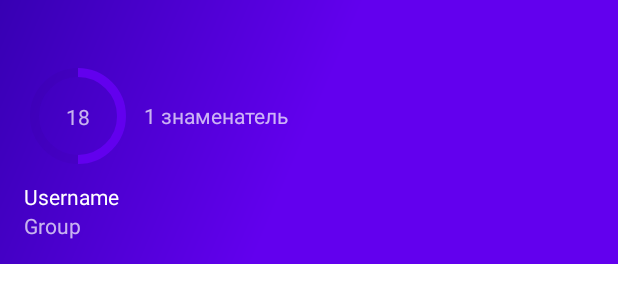
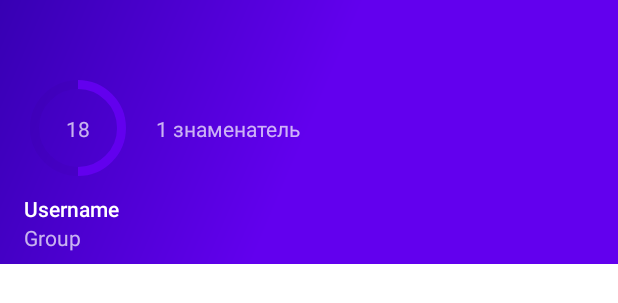
Before and after one commit to slowfarm/Orioks, an Android app: the layout nav_header_main.xml on its own in the app's theme, with its tools: preview values and no code run, on a phone screen of 412 x 824 dp. Shown: the top 303 px of the screen. Run offline under Robolectric (Android 15) with nearby library versions, the phone set to English and light mode, and no system bars; network calls fail.

Commit message:
initial commit

```diff
--- a/app/src/main/res/layout/nav_header_main.xml
+++ b/app/src/main/res/layout/nav_header_main.xml
@@ -1,28 +1,11 @@
 <?xml version="1.0" encoding="utf-8"?>
-<LinearLayout xmlns:android="http://schemas.android.com/apk/res/android"
+<androidx.constraintlayout.widget.ConstraintLayout xmlns:android="http://schemas.android.com/apk/res/android"
     xmlns:app="http://schemas.android.com/apk/res-auto"
     xmlns:tools="http://schemas.android.com/tools"
     android:layout_width="match_parent"
     android:layout_height="@dimen/nav_header_height"
     android:background="@drawable/side_nav_bar"
-    android:gravity="bottom"
-    android:orientation="vertical"
-    android:paddingLeft="@dimen/activity_horizontal_margin"
-    android:paddingTop="@dimen/activity_vertical_margin"
-    android:paddingRight="@dimen/activity_horizontal_margin"
-    android:paddingBottom="@dimen/activity_vertical_margin"
     android:theme="@style/ThemeOverlay.AppCompat.Dark">
-
-    <LinearLayout
-        android:layout_width="wrap_content"
-        android:layout_height="wrap_content"
-        android:gravity="center_horizontal"
-        android:orientation="horizontal">
-
-        <androidx.constraintlayout.widget.ConstraintLayout
-            android:layout_width="wrap_content"
-            android:layout_height="wrap_content"
-            android:layout_gravity="center_vertical">
 
         <TextView
             android:id="@+id/tvWeek"
@@ -38,38 +21,42 @@
         android:id="@+id/pbScore"
         android:layout_width="wrap_content"
         android:layout_height="wrap_content"
+        android:layout_marginBottom="8dp"
         android:progress="50"
         app:indicatorSize="64dp"
-                app:layout_constraintBottom_toBottomOf="parent"
-                app:layout_constraintEnd_toEndOf="parent"
-                app:layout_constraintStart_toStartOf="parent"
-                app:layout_constraintTop_toTopOf="parent"
+        app:layout_constraintBottom_toTopOf="@+id/tvUsername"
+        app:layout_constraintStart_toStartOf="@+id/tvUsername"
         app:trackColor="@color/colorTrack"
         app:trackThickness="6dp" />
-        </androidx.constraintlayout.widget.ConstraintLayout>
 
     <TextView
         android:id="@+id/tvGrade"
         android:layout_width="wrap_content"
         android:layout_height="wrap_content"
         android:layout_gravity="center_vertical"
-            android:layout_margin="8dp"
+        android:layout_marginStart="16dp"
+        app:layout_constraintBottom_toBottomOf="@+id/pbScore"
+        app:layout_constraintStart_toEndOf="@+id/pbScore"
+        app:layout_constraintTop_toTopOf="@+id/pbScore"
         tools:text="1 знаменатель" />
-
-    </LinearLayout>
 
     <TextView
         android:id="@+id/tvUsername"
-        android:layout_width="match_parent"
+        android:layout_width="0dp"
         android:layout_height="wrap_content"
-        android:paddingTop="@dimen/nav_header_vertical_spacing"
-        android:textAppearance="@style/TextAppearance.AppCompat.Body1"
+        android:textAppearance="@style/TextAppearance.AppCompat.Body2"
+        app:layout_constraintBottom_toTopOf="@+id/tvGroup"
+        app:layout_constraintStart_toStartOf="@+id/tvGroup"
         tools:text="Username" />
 
     <TextView
         android:id="@+id/tvGroup"
         android:layout_width="wrap_content"
         android:layout_height="wrap_content"
+        android:layout_marginStart="16dp"
+        android:layout_marginBottom="8dp"
+        app:layout_constraintBottom_toBottomOf="parent"
+        app:layout_constraintStart_toStartOf="parent"
         tools:text="Group" />
 
-</LinearLayout>
+</androidx.constraintlayout.widget.ConstraintLayout>
--- a/app/src/main/res/values-night/themes.xml
+++ b/app/src/main/res/values-night/themes.xml
@@ -10,7 +10,7 @@
         <item name="colorSecondaryVariant">@color/teal_200</item>
         <item name="colorOnSecondary">@color/black</item>
         <!-- Status bar color. -->
-        <item name="android:statusBarColor">?attr/colorPrimaryVariant</item>
+        <item name="android:statusBarColor">@android:color/transparent</item>
         <!-- Customize your theme here. -->
     </style>
 </resources>
--- a/app/src/main/res/values/themes.xml
+++ b/app/src/main/res/values/themes.xml
@@ -11,7 +11,7 @@
         <item name="colorSecondaryVariant">@color/teal_700</item>
         <item name="colorOnSecondary">@color/black</item>
         <!-- Status bar color. -->
-        <item name="android:statusBarColor">?attr/colorPrimaryVariant</item>
+        <item name="android:statusBarColor">@android:color/transparent</item>
         <!-- Customize your theme here. -->
     </style>
 
```
Lines whose indentation alone changed are shown as unchanged.
